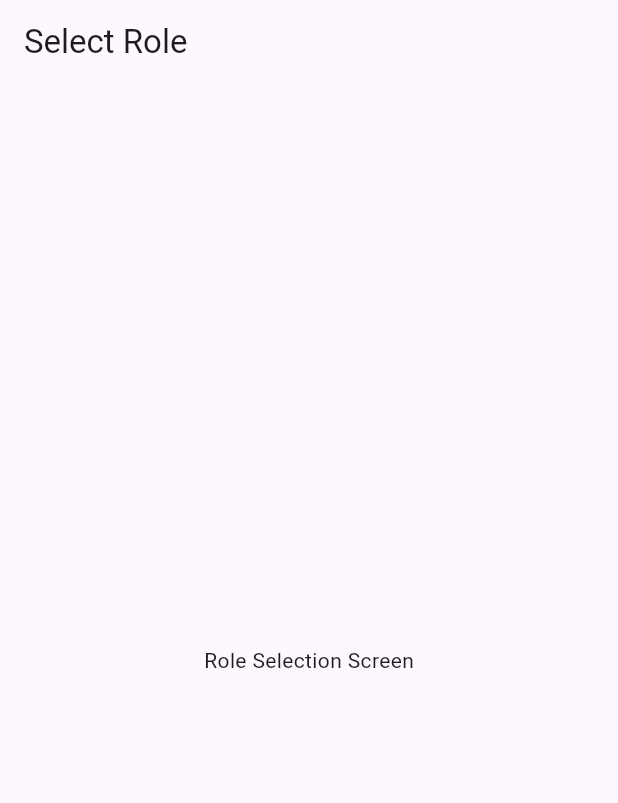
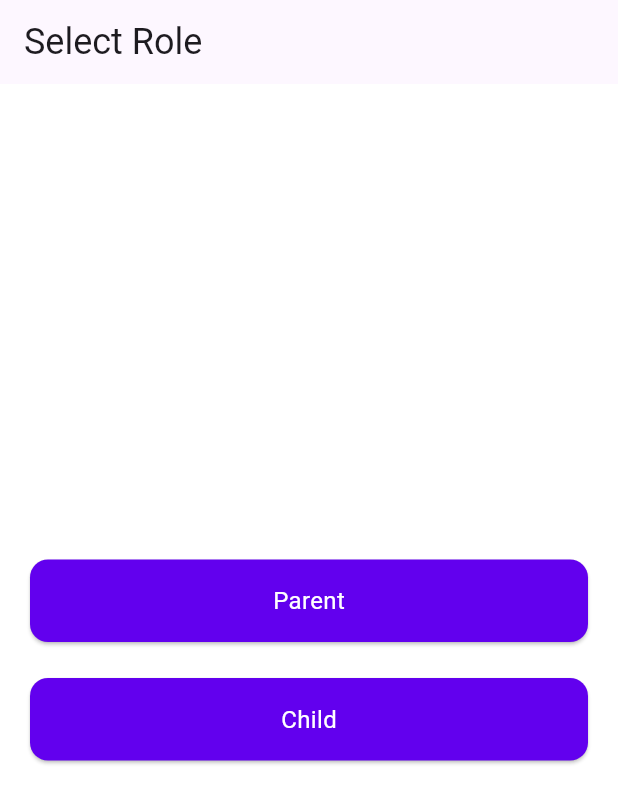
Before and after one commit to uuwa-dev/mimamori_anshin, a Flutter app: the screen it shows after launch, on a phone screen of 412 x 824 dp. Shown: the top 803 px of the screen. Run offline on Flutter 3.47's test engine with Material 3 defaults, Android fonts, the phone set to English and light mode, and no system bars; our stand-ins replace firebase_core, flutter_hooks, go_router, hooks_riverpod; accounts and stored records are empty.

Commit message:
feat: centralize app style

```diff
--- /dev/null
+++ b/lib/constants/app_style.dart
@@ -0,0 +1,12 @@
+import 'package:flutter/material.dart';
+
+class AppColors {
+  static const primary = Color(0xFF6200EE);
+  static const background = Colors.white;
+}
+
+class AppFontSizes {
+  static const double large = 24;
+  static const double medium = 16;
+  static const double small = 12;
+}
--- a/lib/main.dart
+++ b/lib/main.dart
@@ -1,5 +1,6 @@
 import 'package:flutter/material.dart';
 import 'package:hooks_riverpod/hooks_riverpod.dart';
+import 'package:mimamori_anshin/constants/app_style.dart';
 
 import 'go_router_provider.dart';
 
@@ -16,7 +17,7 @@ class MyApp extends ConsumerWidget {
     return MaterialApp.router(
       title: 'Mimamori Anshin',
       theme: ThemeData(
-        colorScheme: ColorScheme.fromSeed(seedColor: Colors.deepPurple),
+        colorScheme: ColorScheme.fromSeed(seedColor: AppColors.primary),
         useMaterial3: true,
       ),
       routerConfig: router,
--- a/lib/screens/child_home_screen.dart
+++ b/lib/screens/child_home_screen.dart
@@ -1,4 +1,5 @@
 import 'package:flutter/material.dart';
+import 'package:mimamori_anshin/constants/app_style.dart';
 
 class ChildHomeScreen extends StatelessWidget {
   const ChildHomeScreen({super.key});
@@ -7,10 +8,16 @@ class ChildHomeScreen extends StatelessWidget {
   Widget build(BuildContext context) {
     return Scaffold(
       appBar: AppBar(
-        title: const Text('Child Home'),
+        title: const Text(
+          'Child Home',
+          style: TextStyle(fontSize: AppFontSizes.large),
+        ),
       ),
       body: const Center(
-        child: Text('Child Home Screen'),
+        child: Text(
+          'Child Home Screen',
+          style: TextStyle(fontSize: AppFontSizes.medium),
+        ),
       ),
     );
   }
--- /dev/null
+++ b/lib/screens/role_selection_card.dart
@@ -0,0 +1,31 @@
+import 'package:flutter/material.dart';
+import 'package:mimamori_anshin/constants/app_style.dart';
+
+class RoleSelectionCard extends StatelessWidget {
+  const RoleSelectionCard({super.key, required this.title, required this.onTap});
+
+  final String title;
+  final VoidCallback onTap;
+
+  @override
+  Widget build(BuildContext context) {
+    return Card(
+      color: AppColors.primary,
+      child: InkWell(
+        onTap: onTap,
+        child: Padding(
+          padding: const EdgeInsets.all(16),
+          child: Center(
+            child: Text(
+              title,
+              style: const TextStyle(
+                fontSize: AppFontSizes.medium,
+                color: Colors.white,
+              ),
+            ),
+          ),
+        ),
+      ),
+    );
+  }
+}
--- a/lib/screens/role_selection_screen.dart
+++ b/lib/screens/role_selection_screen.dart
@@ -1,4 +1,6 @@
 import 'package:flutter/material.dart';
+import 'package:mimamori_anshin/constants/app_style.dart';
+import 'role_selection_card.dart';
 
 class RoleSelectionScreen extends StatelessWidget {
   const RoleSelectionScreen({super.key});
@@ -6,11 +8,25 @@ class RoleSelectionScreen extends StatelessWidget {
   @override
   Widget build(BuildContext context) {
     return Scaffold(
+      backgroundColor: AppColors.background,
       appBar: AppBar(
-        title: const Text('Select Role'),
+        title: const Text(
+          'Select Role',
+          style: TextStyle(fontSize: AppFontSizes.large),
+        ),
       ),
-      body: const Center(
-        child: Text('Role Selection Screen'),
+      body: Center(
+        child: Padding(
+          padding: const EdgeInsets.all(16),
+          child: Column(
+            mainAxisSize: MainAxisSize.min,
+            children: [
+              RoleSelectionCard(title: 'Parent', onTap: () {}),
+              const SizedBox(height: 16),
+              RoleSelectionCard(title: 'Child', onTap: () {}),
+            ],
+          ),
+        ),
       ),
     );
   }
```
